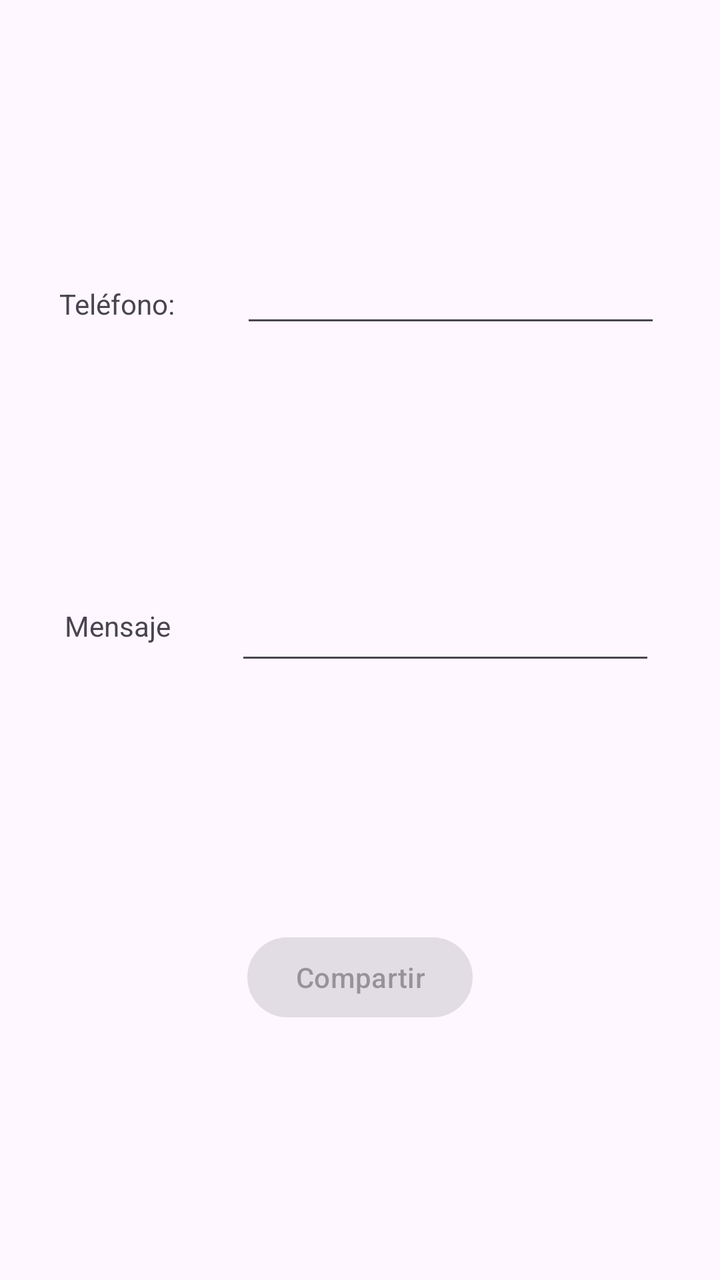
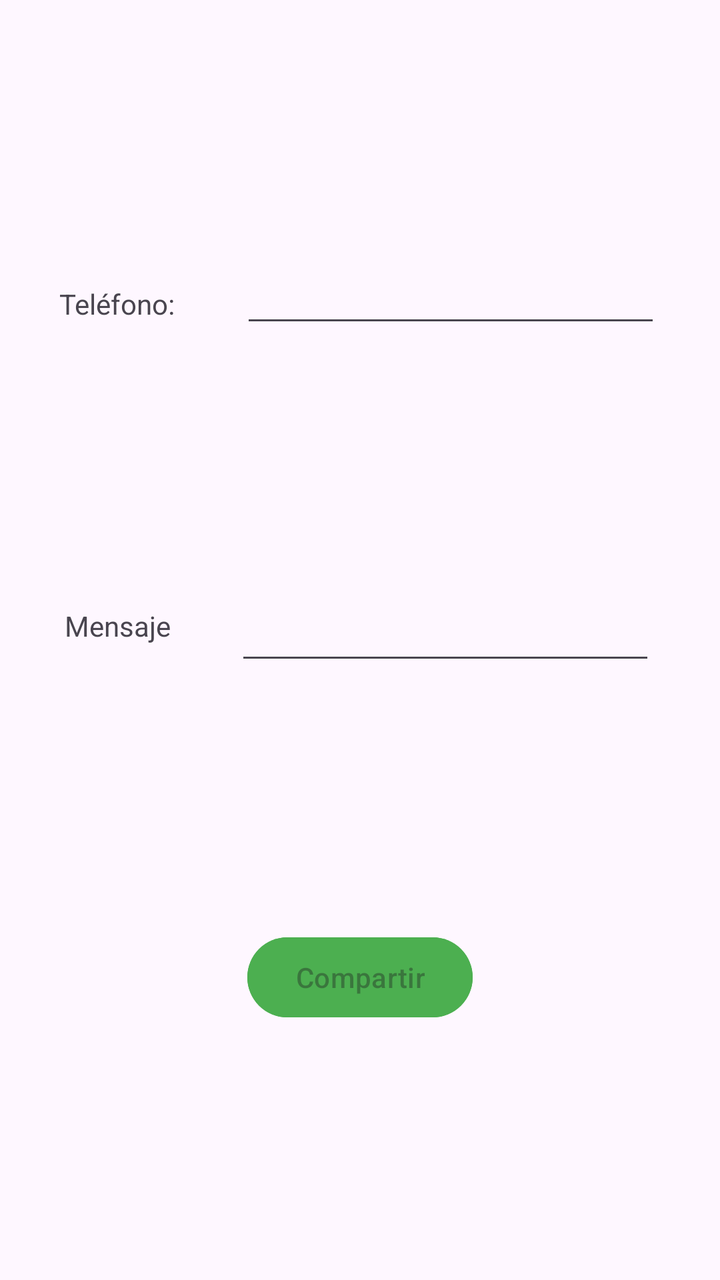

Screens rendered from an Android XML layout before and after an edit, with the pre-edit source and the edit as a unified diff.
<!-- AndroidManifest.xml: application theme Theme.ElPastillero -->
<!-- res/layout/compartir.xml -->
<?xml version="1.0" encoding="utf-8"?>
<androidx.constraintlayout.widget.ConstraintLayout xmlns:android="http://schemas.android.com/apk/res/android"
    xmlns:app="http://schemas.android.com/apk/res-auto"
    xmlns:tools="http://schemas.android.com/tools"
    android:id="@+id/main"
    android:layout_width="match_parent"
    android:layout_height="match_parent"
    tools:context=".Compartir">

    <TextView
        android:id="@+id/lbnumr"
        android:layout_width="wrap_content"
        android:layout_height="wrap_content"
        android:text="Teléfono: "
        app:layout_constraintTop_toTopOf="parent"
        app:layout_constraintBottom_toTopOf="@id/lbmensaje"
        app:layout_constraintStart_toStartOf="parent"
        app:layout_constraintEnd_toStartOf="@id/telefono"
        />

    <EditText
        android:id="@+id/telefono"
        android:layout_width="wrap_content"
        android:layout_height="wrap_content"
        android:ems="10"
        android:inputType="text"
        app:layout_constraintTop_toTopOf="parent"
        app:layout_constraintBottom_toTopOf="@id/mensaje"
        app:layout_constraintEnd_toEndOf="parent"
        app:layout_constraintStart_toEndOf="@id/lbnumr"
     />

    <EditText
        android:id="@+id/mensaje"
        android:layout_width="wrap_content"
        android:layout_height="wrap_content"
        android:ems="10"
        android:inputType="text"
        app:layout_constraintTop_toBottomOf="@id/telefono"
        app:layout_constraintBottom_toTopOf="@id/btnCompartir"
        app:layout_constraintStart_toEndOf="@id/lbmensaje"
        app:layout_constraintEnd_toEndOf="parent"
        />

    <TextView
        android:id="@+id/lbmensaje"
        android:layout_width="wrap_content"
        android:layout_height="wrap_content"
        android:text="Mensaje"
        app:layout_constraintBottom_toTopOf="@id/btnCompartir"
        app:layout_constraintTop_toBottomOf="@id/lbnumr"
        app:layout_constraintStart_toStartOf="parent"
        app:layout_constraintEnd_toStartOf="@id/mensaje"/>

    <Button
        android:id="@+id/btnCompartir"
        android:layout_width="wrap_content"
        android:layout_height="wrap_content"
        android:enabled="false"
        android:text="Compartir"
        app:layout_constraintTop_toBottomOf="@id/mensaje"
        app:layout_constraintBottom_toBottomOf="parent"
        app:layout_constraintStart_toStartOf="parent"
        app:layout_constraintEnd_toEndOf="parent"/>
</androidx.constraintlayout.widget.ConstraintLayout>
<!-- resources referenced by this layout -->
<resources>
  <style name="Theme.ElPastillero" parent="Base.Theme.ElPastillero" />
  <style name="Base.Theme.ElPastillero" parent="Theme.Material3.DayNight.NoActionBar">
          
          
      </style>
</resources>

<!-- the commit's change to res/layout/compartir.xml (unified diff, before → after) -->
@@ -58,6 +58,7 @@
         android:layout_height="wrap_content"
         android:enabled="false"
         android:text="Compartir"
+        android:backgroundTint="#4CAF50"
         app:layout_constraintTop_toBottomOf="@id/mensaje"
         app:layout_constraintBottom_toBottomOf="parent"
         app:layout_constraintStart_toStartOf="parent"
